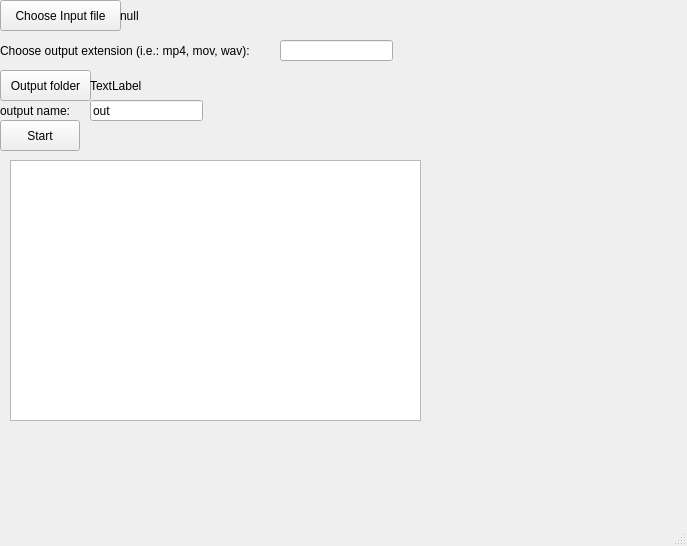
Above: mainwindow.ui from vk8a8/ffmpeg-gui before the change. Below: the same form after it.
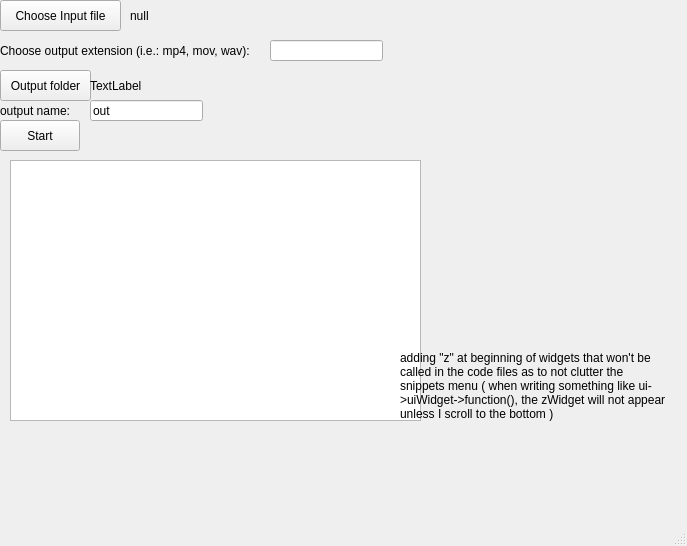
That is the form after the change.

```diff
--- a/mainwindow.ui
+++ b/mainwindow.ui
@@ -30,7 +30,7 @@
    <widget class="QLabel" name="inputFileLabel">
     <property name="geometry">
      <rect>
-      <x>120</x>
+      <x>130</x>
       <y>0</y>
       <width>341</width>
       <height>31</height>
@@ -56,7 +56,7 @@
    <widget class="QLineEdit" name="outputExtensionLineEdit">
     <property name="geometry">
      <rect>
-      <x>280</x>
+      <x>270</x>
       <y>40</y>
       <width>113</width>
       <height>21</height>
@@ -141,16 +141,22 @@
      <string>Start</string>
     </property>
    </widget>
-  </widget>
-  <widget class="QMenuBar" name="menubar">
+   <widget class="QLabel" name="label">
    <property name="geometry">
     <rect>
-     <x>0</x>
-     <y>0</y>
-     <width>687</width>
-     <height>23</height>
-    </rect>
-   </property>
+      <x>400</x>
+      <y>320</y>
+      <width>271</width>
+      <height>131</height>
+     </rect>
+    </property>
+    <property name="text">
+     <string>adding &quot;z&quot; at beginning of widgets that won't be called in the code files as to not clutter the snippets menu ( when writing something like ui-&gt;uiWidget-&gt;function(), the zWidget will not appear unless I scroll to the bottom )</string>
+    </property>
+    <property name="wordWrap">
+     <bool>true</bool>
+    </property>
+   </widget>
   </widget>
   <widget class="QStatusBar" name="statusbar"/>
  </widget>
```
Left out of the diff: 2 changed lines with no effect on the pictures. Lines whose indentation alone changed are shown as unchanged.
